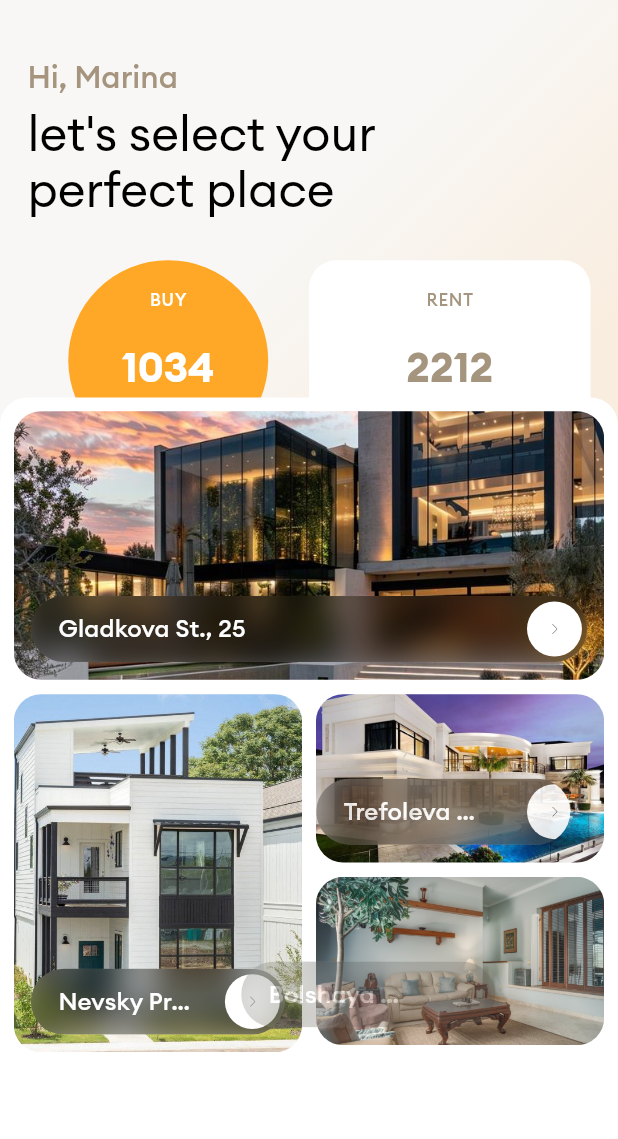
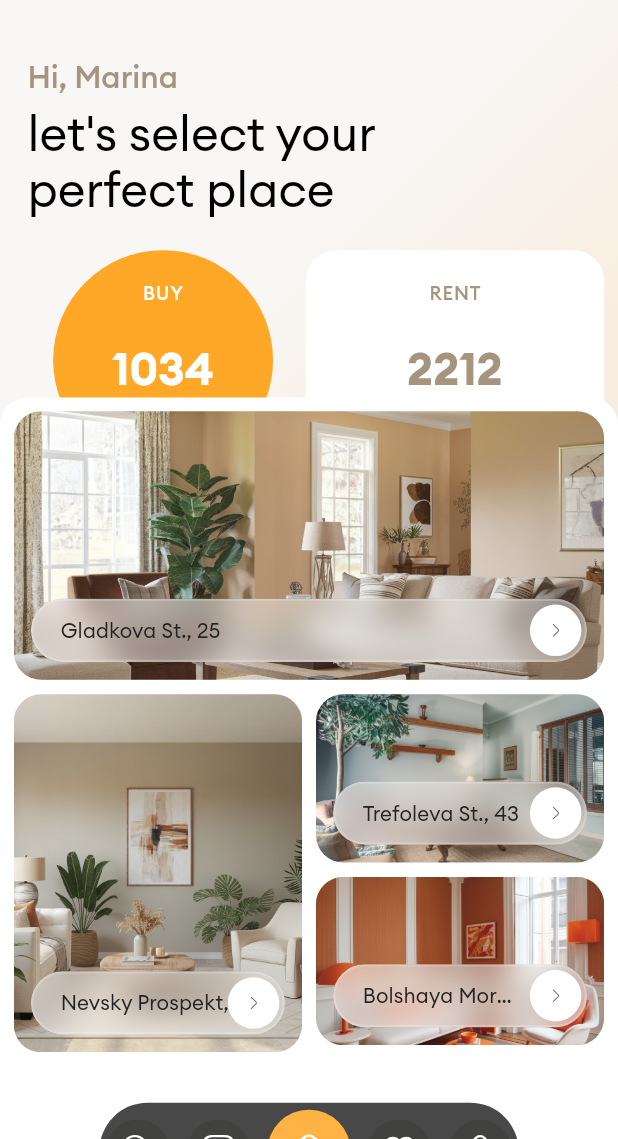
Before and after one commit to LimitlessFavour/real_estate, a Flutter app: the screen it shows after launch, on a phone screen of 412 x 824 dp, the part 97-1236 px from its top. Run offline on Flutter 3.47's test engine with Material 3 defaults, Android fonts, the phone set to English and light mode, and no system bars; our stand-ins replace device_preview, flutter_map, flutter_screenutil, flutter_svg, gap, latlong2.

Commit message:
feat: home page animations

```diff
--- a/lib/view/tab/home.dart
+++ b/lib/view/tab/home.dart
@@ -104,7 +104,7 @@ class LocationChip extends StatelessWidget {
     final progress = context.watch<HomeModel>().animationProgress;
     final animationProgress = (progress / 0.1).clamp(0.0, 1.0);
     final containerWidth = 150.w * animationProgress;
-    final textOpacity = ((animationProgress - 0.5) * 2).clamp(0.0, 1.0);
+    final showContent = animationProgress > 0.9;
 
     return Container(
       width: containerWidth,
@@ -113,7 +113,20 @@ class LocationChip extends StatelessWidget {
         color: Colors.white,
         borderRadius: BorderRadius.circular(10.r),
       ),
-      child: Row(
+      child: AnimatedSwitcher(
+        duration: const Duration(milliseconds: 500),
+        switchInCurve: Curves.easeIn,
+        switchOutCurve: Curves.easeIn,
+        child: showContent
+            ? _buildContent(theme)
+            : SizedBox(key: const ValueKey('empty'), height: 16.h),
+      ),
+    );
+  }
+
+  Widget _buildContent(ThemeData theme) {
+    return Row(
+      key: const ValueKey('content'),
       children: [
         CustomIcons.locationSvg(
           width: 16.w,
@@ -122,12 +135,9 @@ class LocationChip extends StatelessWidget {
         ),
         Gap(4.w),
         Expanded(
-            child: Opacity(
-              opacity: textOpacity,
           child: Text(
             'Saint Petersburg',
             maxLines: 1,
-
             style: theme.textTheme.labelLarge?.copyWith(
               color: theme.colorScheme.secondary,
               fontWeight: FontWeight.w400,
@@ -136,9 +146,7 @@ class LocationChip extends StatelessWidget {
             overflow: TextOverflow.clip,
           ),
         ),
-          ),
       ],
-      ),
     );
   }
 }
--- a/lib/widget/bottom_bar.dart
+++ b/lib/widget/bottom_bar.dart
@@ -13,7 +13,7 @@ class BottomBar extends StatelessWidget {
     final theme = Theme.of(context);
     final selectedTab = context.watch<HomeModel>().currentTab;
     final progress = context.watch<HomeModel>().animationProgress;
-    final bottomBarProgress = ((progress - 0.8) / 0.1).clamp(0.0, 1.0);
+    final bottomBarProgress = ((progress - 0.72) / 0.08).clamp(0.0, 1.0);
 
     return AnimatedPositioned(
       duration: const Duration(milliseconds: 300),
--- a/lib/widget/offers.dart
+++ b/lib/widget/offers.dart
@@ -10,8 +10,8 @@ class OffersSection extends StatelessWidget {
   @override
   Widget build(BuildContext context) {
     final progress = context.watch<HomeModel>().animationProgress;
-    final entranceProgress = ((progress - 0.3) / 0.2).clamp(0.0, 1.0);
-    final countProgress = ((progress - 0.3) / 0.2).clamp(0.0, 1.0);
+    final entranceProgress = ((progress - 0.3) / 0.07).clamp(0.0, 1.0);
+    final countProgress = ((progress - 0.3) / 0.14).clamp(0.0, 1.0);
 
     return Transform.translate(
       offset: Offset(0, 50 * (1 - entranceProgress)),
@@ -27,6 +27,7 @@ class OffersSection extends StatelessWidget {
                 animationProgress: countProgress,
               ),
             ),
+            Gap(12.w),
             Expanded(
               child: OfferCard(
                 type: 'RENT',
@@ -61,8 +62,11 @@ class OfferCard extends StatelessWidget {
     final theme = Theme.of(context);
     final buy = type == 'BUY';
     final animatedCount = (count * animationProgress).round();
+    final scale = 1 + (animationProgress * 0.1);
 
-    return Container(
+    return Transform.scale(
+      scale: scale,
+      child: Container(
         padding: EdgeInsets.all(16.w),
         decoration: BoxDecoration(
           color: isSelected ? theme.colorScheme.primary : Colors.white,
@@ -96,6 +100,7 @@ class OfferCard extends StatelessWidget {
             Gap(8.h),
           ],
         ),
+      ),
     );
   }
 }
--- a/lib/widget/properties_sheet.dart
+++ b/lib/widget/properties_sheet.dart
@@ -20,10 +20,10 @@ class PropertiesSheet extends StatelessWidget {
   @override
   Widget build(BuildContext context) {
     final progress = context.watch<HomeModel>().animationProgress;
-    final sheetProgress = ((progress - 0.5) / 0.1).clamp(0.0, 1.0);
+    final sheetProgress = ((progress - 0.44) / 0.1).clamp(0.0, 1.0);
 
     return AnimatedPositioned(
-      duration: const Duration(milliseconds: 300),
+      duration: const Duration(milliseconds: 800),
       curve: Curves.easeIn,
       bottom: -0.6.sh * (1 - sheetProgress),
       left: 0,
@@ -108,7 +108,8 @@ class PropertyCard extends StatelessWidget {
   Widget build(BuildContext context) {
     final theme = Theme.of(context);
     final progress = context.watch<HomeModel>().animationProgress;
-    final cardProgress = ((progress - (0.6 + index * 0.05)) / 0.1).clamp(0.0, 1.0);
+    final cardProgress =
+        ((progress - (0.54 + index * 0.03)) / 0.06).clamp(0.0, 1.0);
 
     return Container(
       height: _getHeight(),
@@ -125,52 +126,81 @@ class PropertyCard extends StatelessWidget {
             left: 10.w,
             right: 10.w,
             bottom: 10.h,
-            child: Transform.translate(
-              offset: Offset(-100 * (1 - cardProgress), 0),
-              child: Opacity(
-                opacity: cardProgress,
             child: ClipRRect(
               borderRadius: BorderRadius.circular(32.r),
               child: BackdropFilter(
                 filter: ImageFilter.blur(sigmaX: 10, sigmaY: 10),
                 child: Container(
-                      color: Colors.black.withOpacity(0.3),
+                  decoration: BoxDecoration(
+                    gradient: LinearGradient(
+                      begin: Alignment.topLeft,
+                      end: Alignment.bottomRight,
+                      colors: [
+                        Colors.white.withOpacity(0.5),
+                        Colors.white.withOpacity(0.3),
+                      ],
+                    ),
+                    borderRadius: BorderRadius.circular(32.r),
+                    border: Border.all(
+                      color: Colors.white.withOpacity(0.2),
+                      width: 1.5,
+                    ),
+                  ),
+                  child: LayoutBuilder(
+                    builder: (context, constraints) {
+                      final maxWidth = constraints.maxWidth;
+                      return Stack(
+                        children: [
+                          AnimatedContainer(
+                            duration: const Duration(milliseconds: 1000),
+                            width: maxWidth * cardProgress,
                             child: Row(
                               children: [
                                 Expanded(
                                   child: Padding(
                                     padding: EdgeInsets.symmetric(
-                                  horizontal: 16.w, vertical: 8.h),
+                                      horizontal: 16.w,
+                                      vertical: 8.h,
+                                    ),
                                     child: Text(
                                       address,
                                       maxLines: 1,
                                       overflow: TextOverflow.ellipsis,
-                                style: theme.textTheme.labelLarge?.copyWith(
-                                  color: const Color.fromRGBO(255, 255, 255, 1),
-                                  fontWeight: FontWeight.w500,
+                                      style:
+                                          theme.textTheme.labelLarge?.copyWith(
+                                        color: AppTheme.fontColor,
+                                        fontWeight: FontWeight.w400,
+                                        fontSize: 12.sp,
                                       ),
-                              ),
-                            ),
-                          ),
-                          Transform.translate(
-                            offset: Offset(100 * (1 - cardProgress), 0),
-                            child: Container(
-                              padding: EdgeInsets.all(12.w),
-                              margin: EdgeInsets.all(3.w),
-                              decoration: const BoxDecoration(
-                                color: Colors.white,
-                                shape: BoxShape.circle,
-                              ),
-                              child: CustomIcons.arrowRightSvg(
-                                width: 8.w,
-                                height: 8.h,
-                                color: AppTheme.grey,
                                     ),
                                   ),
                                 ),
                               ],
                             ),
                           ),
+                          Positioned(
+                            right: maxWidth * (1 - cardProgress),
+                            top: 0,
+                            bottom: 0,
+                            child: Center(
+                              child: Container(
+                                padding: EdgeInsets.all(10.w),
+                                margin: EdgeInsets.all(2.w),
+                                decoration: const BoxDecoration(
+                                  color: Colors.white,
+                                  shape: BoxShape.circle,
+                                ),
+                                child: CustomIcons.arrowRightSvg(
+                                  width: 10.w,
+                                  height: 10.h,
+                                  color: AppTheme.grey,
+                                ),
+                              ),
+                            ),
+                          ),
+                        ],
+                      );
+                    },
                   ),
                 ),
               ),
```
Also changed, not shown: assets/images/property1.jpeg, assets/images/property2.jpeg, assets/images/property3.jpeg, assets/images/property4.jpeg. Lines whose indentation alone changed are shown as unchanged.
